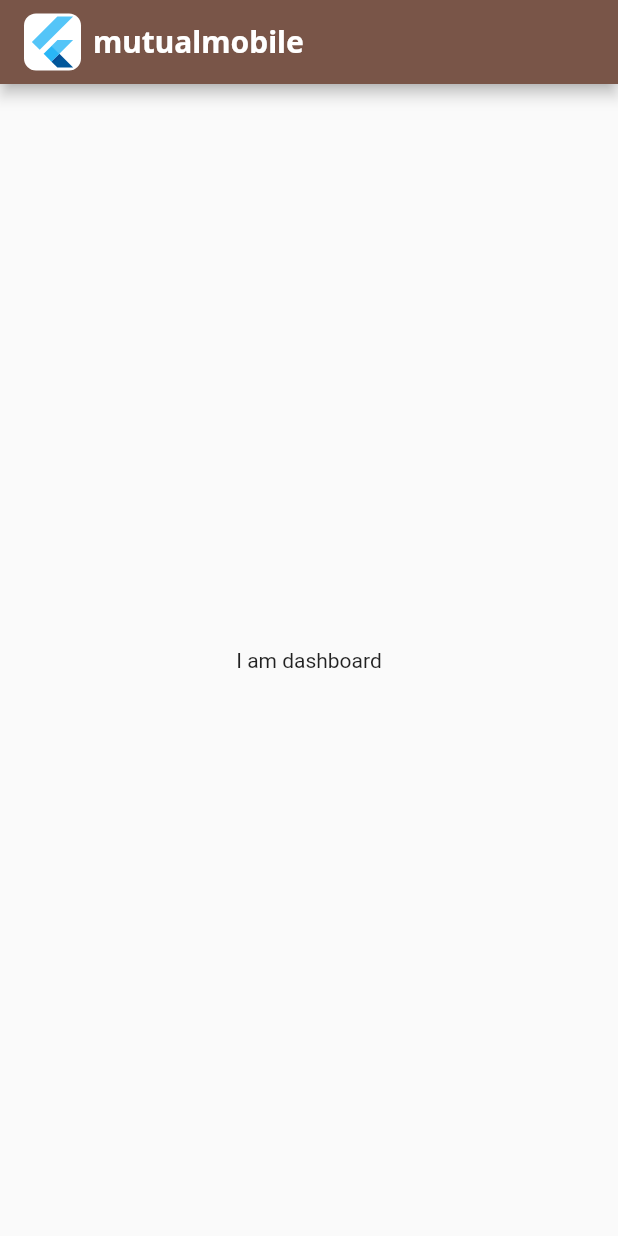
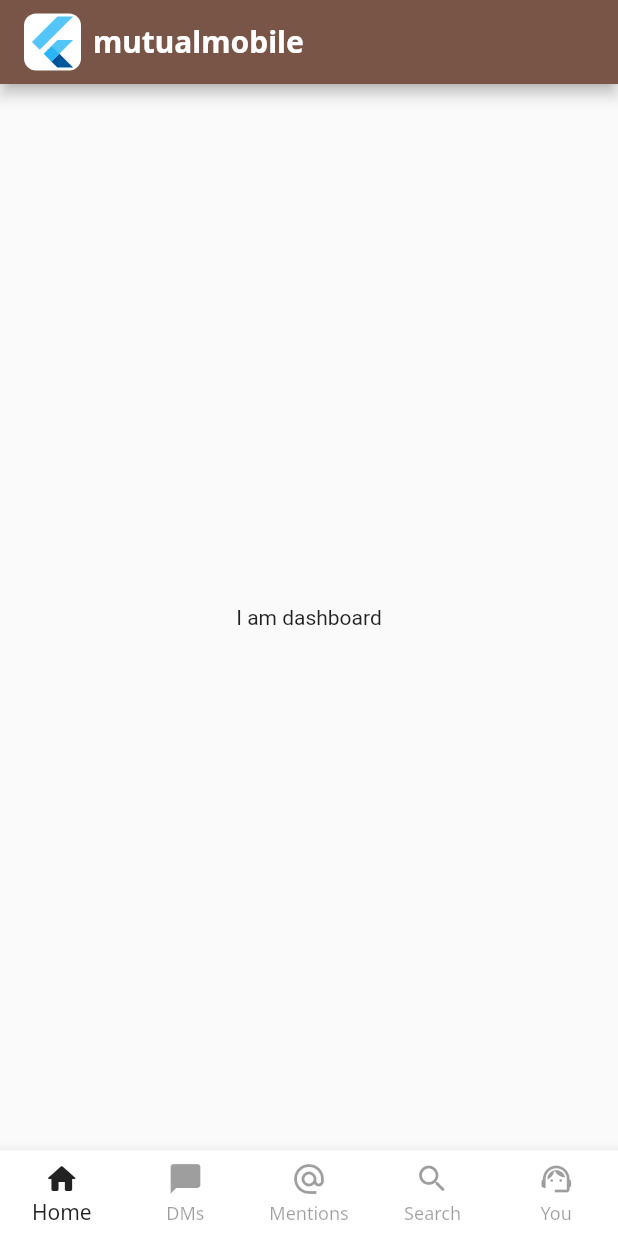
Before and after one commit to oianmol/flutter_slack, a Flutter app: the screen it shows after launch, on a phone screen of 412 x 824 dp. Run offline on Flutter 3.47's test engine with Material 2 defaults, Android fonts, the phone set to English and light mode, and no system bars; our stand-ins replace get, google_fonts.

Commit message:
added bottom navigation bar

```diff
--- /dev/null
+++ b/lib/app/pages/home/widgets/sk_bottom_nav_bar.dart
@@ -0,0 +1,30 @@
+import 'package:flutter/material.dart';
+import 'package:google_fonts/google_fonts.dart';
+
+class SKBottomNavBar extends StatelessWidget {
+  const SKBottomNavBar({Key? key}) : super(key: key);
+
+  @override
+  Widget build(BuildContext context) {
+    return BottomNavigationBar(
+        backgroundColor: Colors.white,
+        selectedItemColor: Colors.black87,
+        unselectedItemColor: Colors.black38,
+        type: BottomNavigationBarType.fixed,
+        selectedLabelStyle: GoogleFonts.notoSans(),
+        unselectedLabelStyle:GoogleFonts.notoSans(),
+        items: navBarItems());
+  }
+
+  List<BottomNavigationBarItem> navBarItems() {
+    return const [
+        BottomNavigationBarItem(icon: Icon(Icons.home_rounded), label: "Home"),
+        BottomNavigationBarItem(icon: Icon(Icons.messenger_rounded), label: "DMs"),
+        BottomNavigationBarItem(
+            icon: Icon(Icons.alternate_email), label: "Mentions"),
+        BottomNavigationBarItem(icon: Icon(Icons.search_rounded), label: "Search"),
+        BottomNavigationBarItem(
+            icon: Icon(Icons.support_agent), label: "You")
+      ];
+  }
+}
--- a/lib/app/pages/home/widgets/sl_dashboard.dart
+++ b/lib/app/pages/home/widgets/sl_dashboard.dart
@@ -3,6 +3,7 @@ import 'package:flutter/rendering.dart';
 import 'package:get/get.dart';
 import 'package:google_fonts/google_fonts.dart';
 import 'package:slack_app/app/pages/home/controller/sl_dashboard_controller.dart';
+import 'package:slack_app/app/pages/home/widgets/sk_bottom_nav_bar.dart';
 
 class SLDashboard extends GetView<SLDashboardController> {
   const SLDashboard({Key? key}) : super(key: key);
@@ -46,6 +47,7 @@ class SLDashboard extends GetView<SLDashboardController> {
               ),
               centerTitle: false,
             ),
+            bottomNavigationBar: SKBottomNavBar(),
           );
         });
   }
```
